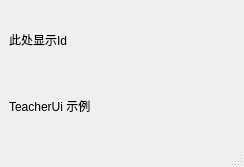
Above: teacherui.ui from BeanLiu1994/Su6missi0nSys before the change. Below: the same form after it.
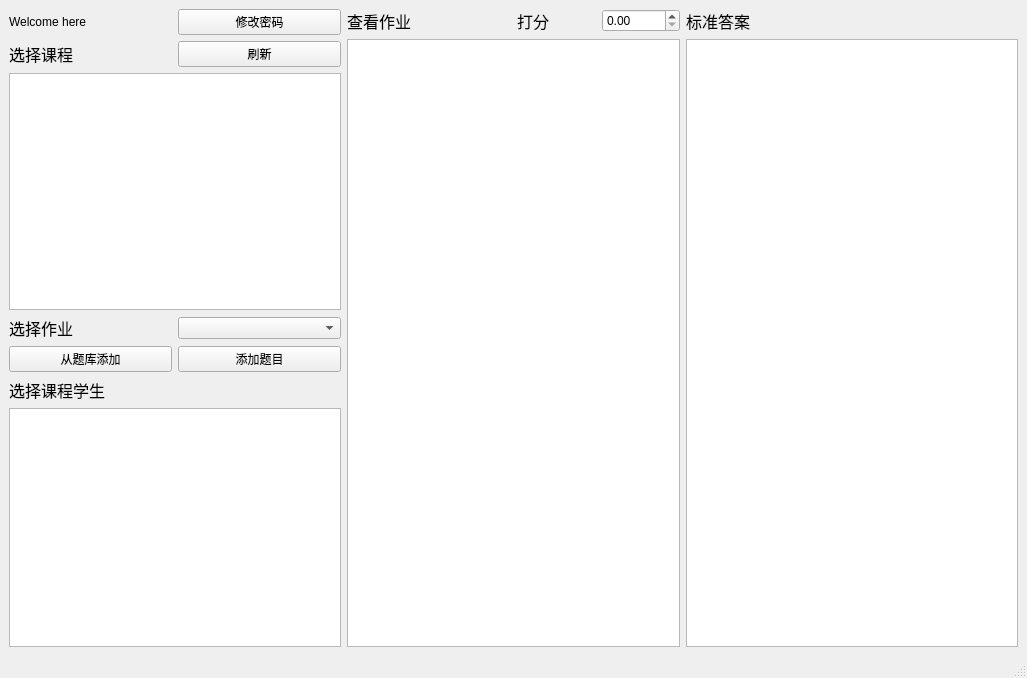
That is the form after the change.

Commit message: 加入方杰的代码，修改了绝大部分内容。并修改其他页面初始化的方式配合老师来用。

```diff
--- a/teacherui.ui
+++ b/teacherui.ui
@@ -6,28 +6,161 @@
    <rect>
     <x>0</x>
     <y>0</y>
-    <width>244</width>
-    <height>167</height>
+    <width>1027</width>
+    <height>678</height>
    </rect>
   </property>
   <property name="windowTitle">
    <string>MainWindow</string>
   </property>
   <widget class="QWidget" name="centralwidget">
-   <layout class="QVBoxLayout" name="verticalLayout">
+   <layout class="QHBoxLayout" name="horizontalLayout_7">
     <item>
-     <widget class="QLabel" name="IdShow">
-      <property name="text">
-       <string>此处显示Id</string>
-      </property>
-     </widget>
+     <layout class="QVBoxLayout" name="verticalLayout_3">
+      <item>
+       <layout class="QHBoxLayout" name="horizontalLayout">
+        <item>
+         <widget class="QLabel" name="Welcome">
+          <property name="text">
+           <string>Welcome here</string>
+          </property>
+         </widget>
+        </item>
+        <item>
+         <widget class="QPushButton" name="change_passwd">
+          <property name="text">
+           <string>修改密码</string>
+          </property>
+         </widget>
+        </item>
+       </layout>
+      </item>
+      <item>
+       <layout class="QVBoxLayout" name="verticalLayout">
+        <item>
+         <layout class="QHBoxLayout" name="horizontalLayout_2">
+          <item>
+           <widget class="QLabel" name="label_3">
+            <property name="text">
+             <string>&lt;html&gt;&lt;head/&gt;&lt;body&gt;&lt;p&gt;&lt;span style=&quot; font-size:12pt;&quot;&gt;选择课程&lt;/span&gt;&lt;/p&gt;&lt;/body&gt;&lt;/html&gt;</string>
+            </property>
+           </widget>
+          </item>
+          <item>
+           <widget class="QPushButton" name="view_course">
+            <property name="text">
+             <string>刷新</string>
+            </property>
+           </widget>
+          </item>
+         </layout>
+        </item>
+        <item>
+         <widget class="QTableWidget" name="course_table"/>
+        </item>
+       </layout>
+      </item>
+      <item>
+       <layout class="QHBoxLayout" name="horizontalLayout_3">
+        <item>
+         <widget class="QLabel" name="label_4">
+          <property name="text">
+           <string>&lt;html&gt;&lt;head/&gt;&lt;body&gt;&lt;p&gt;&lt;span style=&quot; font-size:12pt;&quot;&gt;选择作业&lt;/span&gt;&lt;/p&gt;&lt;/body&gt;&lt;/html&gt;</string>
+          </property>
+         </widget>
+        </item>
+        <item>
+         <widget class="QComboBox" name="select_homework"/>
+        </item>
+       </layout>
+      </item>
+      <item>
+       <layout class="QHBoxLayout" name="horizontalLayout_6">
+        <item>
+         <widget class="QPushButton" name="UseWorkLib">
+          <property name="text">
+           <string>从题库添加</string>
+          </property>
+         </widget>
+        </item>
+        <item>
+         <widget class="QPushButton" name="AddWork">
+          <property name="text">
+           <string>添加题目</string>
+          </property>
+         </widget>
+        </item>
+       </layout>
+      </item>
+      <item>
+       <layout class="QVBoxLayout" name="verticalLayout_2">
+        <item>
+         <widget class="QLabel" name="label">
+          <property name="text">
+           <string>&lt;html&gt;&lt;head/&gt;&lt;body&gt;&lt;p&gt;&lt;span style=&quot; font-size:12pt;&quot;&gt;选择课程学生&lt;/span&gt;&lt;/p&gt;&lt;/body&gt;&lt;/html&gt;</string>
+          </property>
+         </widget>
+        </item>
+        <item>
+         <widget class="QTableWidget" name="student_table"/>
+        </item>
+       </layout>
+      </item>
+     </layout>
     </item>
     <item>
-     <widget class="QLabel" name="label">
-      <property name="text">
-       <string>TeacherUi 示例</string>
-      </property>
-     </widget>
+     <layout class="QVBoxLayout" name="verticalLayout_4">
+      <item>
+       <layout class="QHBoxLayout" name="horizontalLayout_5">
+        <item>
+         <widget class="QLabel" name="label_2">
+          <property name="text">
+           <string>&lt;html&gt;&lt;head/&gt;&lt;body&gt;&lt;p&gt;&lt;span style=&quot; font-size:12pt;&quot;&gt;查看作业&lt;/span&gt;&lt;/p&gt;&lt;/body&gt;&lt;/html&gt;</string>
+          </property>
+         </widget>
+        </item>
+        <item>
+         <layout class="QHBoxLayout" name="horizontalLayout_4">
+          <item>
+           <widget class="QLabel" name="label_6">
+            <property name="text">
+             <string>&lt;html&gt;&lt;head/&gt;&lt;body&gt;&lt;p&gt;&lt;span style=&quot; font-size:12pt;&quot;&gt;打分&lt;/span&gt;&lt;/p&gt;&lt;/body&gt;&lt;/html&gt;</string>
+            </property>
+           </widget>
+          </item>
+          <item>
+           <widget class="QDoubleSpinBox" name="doubleSpinBox"/>
+          </item>
+         </layout>
+        </item>
+       </layout>
+      </item>
+      <item>
+       <widget class="QPlainTextEdit" name="stuanswer_text">
+        <property name="readOnly">
+         <bool>true</bool>
+        </property>
+       </widget>
+      </item>
+     </layout>
+    </item>
+    <item>
+     <layout class="QVBoxLayout" name="verticalLayout_5">
+      <item>
+       <widget class="QLabel" name="label_5">
+        <property name="text">
+         <string>&lt;html&gt;&lt;head/&gt;&lt;body&gt;&lt;p&gt;&lt;span style=&quot; font-size:12pt;&quot;&gt;标准答案&lt;/span&gt;&lt;/p&gt;&lt;/body&gt;&lt;/html&gt;</string>
+        </property>
+       </widget>
+      </item>
+      <item>
+       <widget class="QTextEdit" name="answer_text">
+        <property name="readOnly">
+         <bool>true</bool>
+        </property>
+       </widget>
+      </item>
+     </layout>
     </item>
    </layout>
   </widget>
```
Left out of the diff: 2 changed lines with no effect on the pictures. The commit also changes 10 other files.
